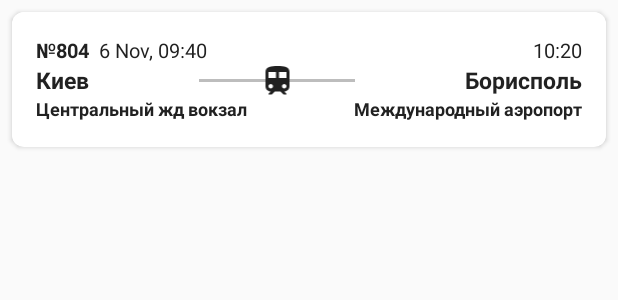
After one commit to dmitry-kuchura/boryspil-express-app, an Android app: the layout schedule_list_item.xml on its own in the app's theme, with its tools: preview values and no code run, on a phone screen of 412 x 824 dp. The commit adds this screen. Shown: the top 300 px of the screen. Run offline under Robolectric (Android 15) with nearby library versions, the phone set to English and light mode, and no system bars.

Commit message:
add Schedules

```diff
--- a/app/src/main/AndroidManifest.xml
+++ b/app/src/main/AndroidManifest.xml
@@ -9,6 +9,8 @@
             android:roundIcon="@mipmap/ic_launcher_round"
             android:supportsRtl="true"
             android:theme="@style/AppTheme">
+        <activity android:name=".ScheduleActivity">
+        </activity>
         <activity android:name=".MainActivity">
             <intent-filter>
                 <action android:name="android.intent.action.MAIN"/>
--- /dev/null
+++ b/app/src/main/java/com/dmytro/kuchura/kyiv/boryspil/express/ScheduleListener.java
@@ -0,0 +1,5 @@
+package com.dmytro.kuchura.kyiv.boryspil.express;
+
+public interface ScheduleListener {
+    void onScheduleAction(Boolean isSelected);
+}
--- /dev/null
+++ b/app/src/main/res/layout/schedule_list_item.xml
@@ -0,0 +1,119 @@
+<?xml version="1.0" encoding="utf-8"?>
+<androidx.cardview.widget.CardView
+        xmlns:android="http://schemas.android.com/apk/res/android"
+        xmlns:app="http://schemas.android.com/apk/res-auto"
+        android:layout_width="match_parent"
+        android:layout_height="90dp"
+        android:layout_margin="8dp"
+        app:cardCornerRadius="8dp">
+
+    <androidx.constraintlayout.widget.ConstraintLayout
+            android:id="@+id/scheduleRecyclerView"
+            xmlns:android="http://schemas.android.com/apk/res/android"
+            android:layout_width="match_parent"
+            android:layout_height="wrap_content"
+            android:background="@android:color/white"
+            android:foreground="?attr/selectableItemBackground"
+            android:padding="16dp">
+
+        <TextView
+                android:id="@+id/number"
+                android:layout_width="wrap_content"
+                android:layout_height="wrap_content"
+                android:text="№804"
+                android:textStyle="bold"
+                android:textColor="@color/colorTextPrimary"
+                android:textSize="@dimen/_10ssp"
+                app:layout_constraintStart_toStartOf="parent"
+                app:layout_constraintTop_toTopOf="parent"/>
+
+        <TextView
+                android:id="@+id/tripDate"
+                android:layout_width="wrap_content"
+                android:layout_height="wrap_content"
+                android:text="@string/_6_nov_09_40"
+                android:textColor="@color/colorTextPrimary"
+                android:textSize="@dimen/_10ssp"
+                android:paddingStart="@dimen/_5sdp"
+                app:layout_constraintStart_toEndOf="@id/number"
+                app:layout_constraintTop_toTopOf="parent"/>
+
+        <TextView
+                android:id="@+id/departureTrafficHub"
+                android:layout_width="wrap_content"
+                android:layout_height="wrap_content"
+                android:text="Киев"
+                android:textColor="@color/colorTextPrimary"
+                android:textSize="@dimen/_12ssp"
+                android:textStyle="bold"
+                app:layout_constraintStart_toStartOf="parent"
+                app:layout_constraintTop_toBottomOf="@+id/tripDate"/>
+
+        <TextView
+                android:id="@+id/departureTrafficHubName"
+                android:layout_width="wrap_content"
+                android:layout_height="wrap_content"
+                android:text="Центральный ж\д вокзал"
+                android:textColor="@color/colorTextPrimary"
+                android:textSize="@dimen/_9ssp"
+                android:textStyle="bold"
+                app:layout_constraintStart_toStartOf="parent"
+                app:layout_constraintTop_toBottomOf="@+id/departureTrafficHub"/>
+
+
+        <TextView
+                android:id="@+id/textTripTime"
+                android:layout_width="wrap_content"
+                android:layout_height="wrap_content"
+                android:text="10:20"
+                android:textColor="@color/colorTextPrimary"
+                android:textSize="@dimen/_10ssp"
+                app:layout_constraintEnd_toEndOf="parent"
+                app:layout_constraintTop_toTopOf="parent"/>
+
+        <TextView
+                android:id="@+id/arrivalTrafficHub"
+                android:layout_width="wrap_content"
+                android:layout_height="wrap_content"
+                android:text="Борисполь"
+                android:textColor="@color/colorTextPrimary"
+                android:textSize="@dimen/_12ssp"
+                android:textStyle="bold"
+                app:layout_constraintEnd_toEndOf="parent"
+                app:layout_constraintTop_toBottomOf="@+id/textTripTime"/>
+
+        <TextView
+                android:id="@+id/arrivalTrafficHubName"
+                android:layout_width="wrap_content"
+                android:layout_height="wrap_content"
+                android:text="Международный аэропорт"
+                android:textColor="@color/colorTextPrimary"
+                android:textSize="@dimen/_9ssp"
+                android:textStyle="bold"
+                app:layout_constraintEnd_toEndOf="parent"
+                app:layout_constraintTop_toBottomOf="@+id/arrivalTrafficHub"/>
+
+        <View
+                android:id="@+id/viewLine"
+                android:layout_width="@dimen/_80sdp"
+                android:layout_height="2dp"
+                android:background="@color/colorTextHint"
+                app:layout_constraintBottom_toBottomOf="@id/arrivalTrafficHub"
+                app:layout_constraintEnd_toStartOf="@id/arrivalTrafficHub"
+                app:layout_constraintStart_toEndOf="@id/departureTrafficHub"
+                app:layout_constraintTop_toTopOf="@id/departureTrafficHub"/>
+
+        <ImageView
+                android:layout_width="@dimen/_22sdp"
+                android:layout_height="wrap_content"
+                android:contentDescription="@string/app_name"
+                android:src="@drawable/ic_train"
+                app:layout_constraintBottom_toBottomOf="@id/viewLine"
+                app:layout_constraintEnd_toEndOf="@id/viewLine"
+                app:layout_constraintStart_toStartOf="@id/viewLine"
+                app:layout_constraintTop_toTopOf="@id/viewLine"
+                app:tint="@color/colorTextPrimary"/>
+
+    </androidx.constraintlayout.widget.ConstraintLayout>
+
+</androidx.cardview.widget.CardView>
--- a/app/src/main/res/values/strings.xml
+++ b/app/src/main/res/values/strings.xml
@@ -15,4 +15,5 @@
     <string name="kyiv">Kyiv</string>
     <string name="popular">Popular</string>
     <string name="darnitsa">Darnitsa</string>
+    <string name="press_again_to_exit">Press again to exit</string>
 </resources>
```
Also changed, not shown: app/src/main/java/com/dmytro/kuchura/kyiv/boryspil/express/MainActivity.java (+26 -0 lines), app/src/main/java/com/dmytro/kuchura/kyiv/boryspil/express/ScheduleActivity.java (added, +55 -0 lines), app/src/main/java/com/dmytro/kuchura/kyiv/boryspil/express/adapters/ScheduleAdapter.java (added, +84 -0 lines), app/src/main/java/com/dmytro/kuchura/kyiv/boryspil/express/models/Schedule.java (added, +60 -0 lines), app/src/main/java/com/dmytro/kuchura/kyiv/boryspil/express/models/TrafficHub.java (added, +32 -0 lines), app/src/main/res/layout/activity_main.xml (+14 -1 lines), app/src/main/res/layout/activity_schedule.xml (added, +99 -0 lines).
